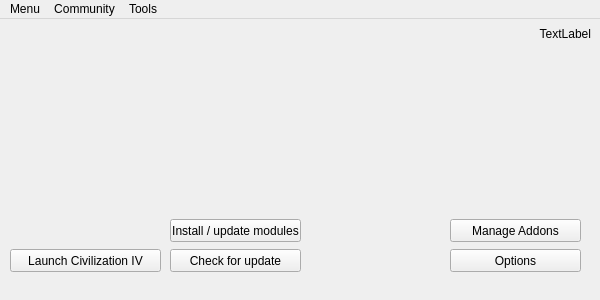
This is mainwindow.ui in dbkblk/rand_launcher as Qt 5 draws it before an edit. The edited form follows.
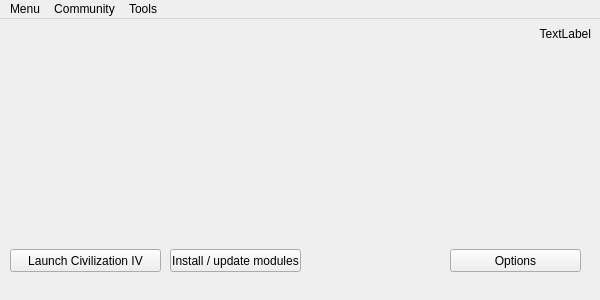
This is the edited form.

```diff
--- a/mainwindow.ui
+++ b/mainwindow.ui
@@ -69,19 +69,6 @@
      <bool>false</bool>
     </property>
    </widget>
-   <widget class="QPushButton" name="bt_update">
-    <property name="geometry">
-     <rect>
-      <x>170</x>
-      <y>230</y>
-      <width>131</width>
-      <height>23</height>
-     </rect>
-    </property>
-    <property name="text">
-     <string>Check for update</string>
-    </property>
-   </widget>
    <widget class="QPushButton" name="bt_option">
     <property name="geometry">
      <rect>
@@ -126,24 +113,11 @@
      <set>Qt::AlignRight|Qt::AlignTrailing|Qt::AlignVCenter</set>
     </property>
    </widget>
-   <widget class="QPushButton" name="bt_addons">
-    <property name="geometry">
-     <rect>
-      <x>450</x>
-      <y>200</y>
-      <width>131</width>
-      <height>23</height>
-     </rect>
-    </property>
-    <property name="text">
-     <string>Manage Addons</string>
-    </property>
-   </widget>
-   <widget class="QPushButton" name="pushButton">
+   <widget class="QPushButton" name="bt_components">
     <property name="geometry">
      <rect>
       <x>170</x>
-      <y>200</y>
+      <y>230</y>
       <width>131</width>
       <height>23</height>
      </rect>
```
